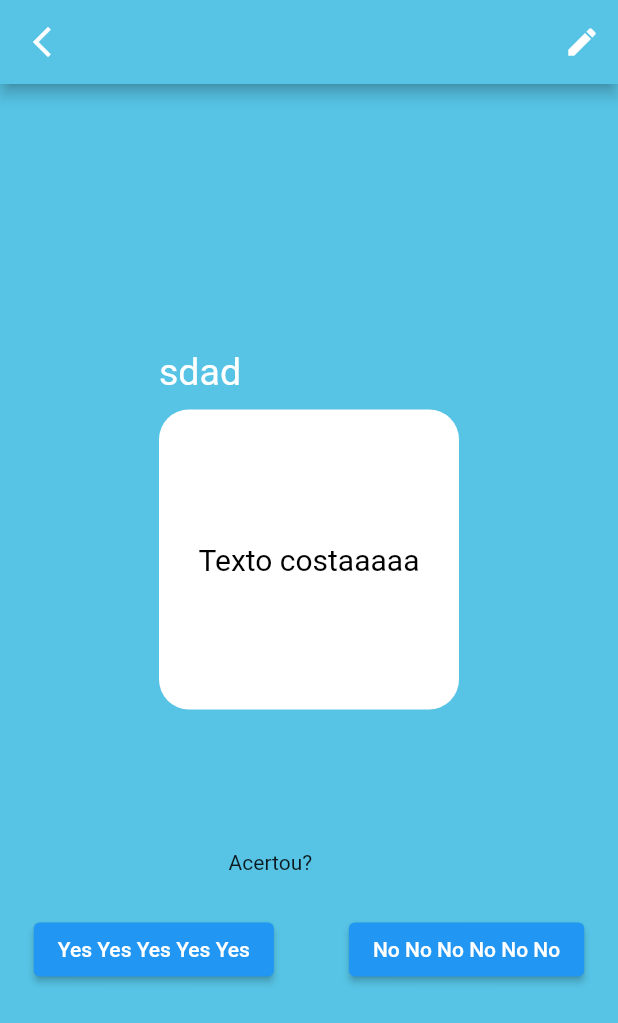
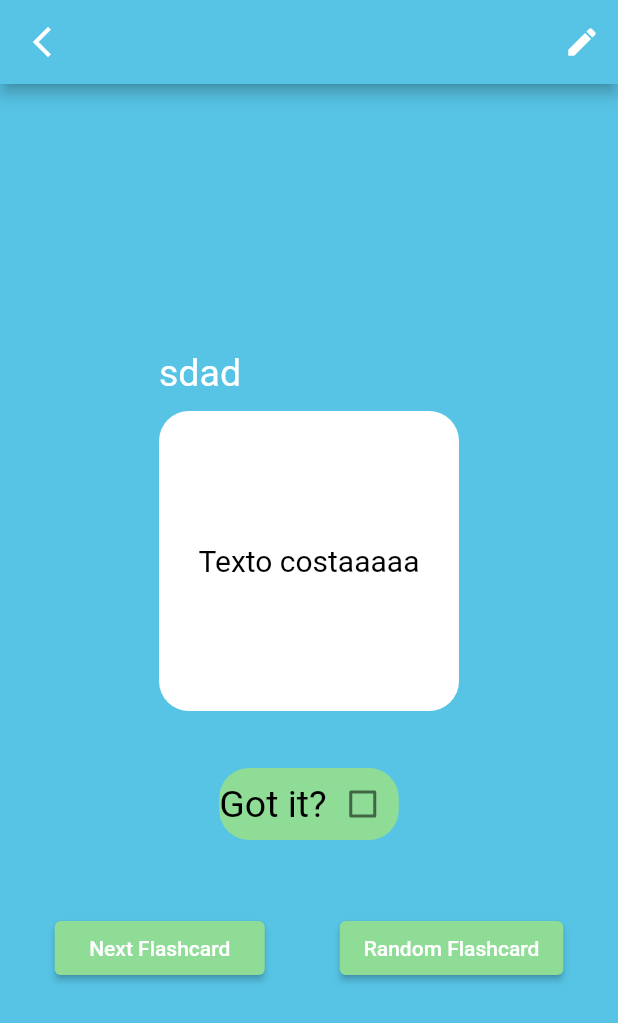
Before and after one commit to MarceloMaues/flashcard_app, a Flutter app: the GameView screen opened by its route, after a tap on "Texto aaaaaa", on a phone screen of 412 x 824 dp. Shown: the top 1023 px of the screen. Run offline on Flutter 3.47's test engine with Material 2 defaults, Android fonts, the phone set to English and light mode, and no system bars; drawn by our look-alikes of flip_card; our stand-ins replace awesome_dialog, get, mobx; missing offline and left inert: dart:html.

```diff
--- a/lib/App.dart
+++ b/lib/App.dart
@@ -7,6 +7,7 @@ import 'package:provider/provider.dart';
 import 'Controller.dart';
 import 'FrontEnd/CreateDeckView/CreateDeckView.dart';
 import 'package:flashcard_app/FrontEnd/FlashCardFront/FlashCardFront.dart';
+import 'FrontEnd/FlashCardFront/Points.dart';
 
 void main() {
   runApp(
@@ -28,6 +29,7 @@ class MyApp extends StatelessWidget {
         '/CreateDeckView':(context) => CreateDeckView(),
         '/GameView':(context) => GameView(),
         '/EditDeckView':(context) => DeckEdit(),
+        '/PointsView':(context) => Points(),
       },
     );
   }
--- a/lib/FrontEnd/FlashCardFront/Botaos.dart
+++ b/lib/FrontEnd/FlashCardFront/Botaos.dart
@@ -4,6 +4,8 @@ import 'package:provider/provider.dart';
 
 import '../../Controller.dart';
 import 'FlashCardFront.dart';
+
+int counterIsCorrect = 0;
 
 class Botaos extends StatelessWidget {
   bool value;
@@ -14,49 +16,42 @@ class Botaos extends StatelessWidget {
   @override
   Widget build(BuildContext screen) {
     return Container(
+      //padding: EdgeInsets.all(50.0),
         child: Column(
       crossAxisAlignment: CrossAxisAlignment.center,
       mainAxisAlignment: MainAxisAlignment.center,
       children: [
-        Row(
-            crossAxisAlignment: CrossAxisAlignment.center,
-            mainAxisAlignment: MainAxisAlignment.center,
-            children: [
-              Text("Acertou? "),
-              Opacity(
-                opacity: opacity,
-                child: Checkbox(
+        Container(
+          decoration: BoxDecoration(
+            color: Color(0xff8FDC97),
+            borderRadius: BorderRadius.all(Radius.circular(20)),
+          ),
+          child: Row(
+              crossAxisAlignment: CrossAxisAlignment.center,
+              mainAxisAlignment: MainAxisAlignment.center,
+              children: [
+                Text(
+                    'Got it?',
+                    style: TextStyle(
+                      fontSize: 25.0,
+                      color: Colors.black,
+                    ),
+                  ),
+
+                Checkbox(
                     value: value,
-                    activeColor: Color(0xff8FDC97),
+                    activeColor:  Color.fromRGBO(87, 196, 229, 1),
                     onChanged: (value) {
                       _myBoolean = value!;
-                      print(opacity);
+                      counterIsCorrect++;
+                      print(counterIsCorrect);
                       Provider.of<Controller>(screen, listen: false)
                           .setAcertou(_myBoolean);
                     }),
-              ),
-            ]),
+              ]),
+        ),
         SizedBox(
           height: 10,
-        ),
-        Row(
-          crossAxisAlignment: CrossAxisAlignment.center,
-          mainAxisAlignment: MainAxisAlignment.center,
-          children: <Widget>[
-            Container(
-              child: ElevatedButton(
-                child: Text("Yes Yes Yes Yes Yes"),
-                onPressed: () {},
-              ),
-            ),
-            SizedBox(width: 50),
-            Container(
-              child: ElevatedButton(
-                child: Text("No No No No No No"),
-                onPressed: () {},
-              ),
-            ),
-          ],
         ),
       ],
     ));
--- a/lib/FrontEnd/FlashCardFront/FlashCardFront.dart
+++ b/lib/FrontEnd/FlashCardFront/FlashCardFront.dart
@@ -36,7 +36,6 @@ class GameView extends StatelessWidget {
 
 int counterIsCorrect = 0;
 int counterIsWrong = 0;
-double opacity = 0.0;
 
 class FlashcardFront extends StatelessWidget {
   @override
@@ -73,9 +72,6 @@ class FlashcardFront extends StatelessWidget {
             direction: FlipDirection.HORIZONTAL,
             onFlipDone: (status) {
               print(status);
-              if (status == false){
-                opacity = 1;
-              }
             },
             front: Column(
               children: <Widget>[
@@ -97,7 +93,7 @@ class FlashcardFront extends StatelessWidget {
                 ),
                 Row(
                   children: <Widget>[
-                    SizedBox(height: 78),
+                    SizedBox(height: 118),
                   ],
                 ),
               ],
@@ -122,7 +118,18 @@ class FlashcardFront extends StatelessWidget {
                 ),
                 Row(
                   children: <Widget>[
-                    SizedBox(height: 78),
+                    SizedBox(height: 38),
+                  ],
+                ),
+                Row(
+                  mainAxisAlignment: MainAxisAlignment.center,
+                  children: [
+                    CheckboxShower(),
+                  ],
+                ),
+                Row(
+                  children: <Widget>[
+                    SizedBox(height: 38),
                   ],
                 ),
               ],
@@ -132,14 +139,15 @@ class FlashcardFront extends StatelessWidget {
           children: [
             Buttons(),
           ],
-        )
+        ),
       ],
     );
   }
 }
-class Buttons extends StatelessWidget {
+
+class CheckboxShower extends StatelessWidget {
   @override
-  Widget build(BuildContext button) {
+  Widget build(BuildContext checkbox) {
     return Consumer<Controller>(builder: (context, controller, child) {
       return Botaos(
         context: context,
@@ -148,3 +156,42 @@ class Buttons extends StatelessWidget {
     });
   }
 }
+
+class Buttons extends StatelessWidget {
+  @override
+  Widget build(BuildContext button) {
+    return Row(
+      crossAxisAlignment: CrossAxisAlignment.center,
+      mainAxisAlignment: MainAxisAlignment.center,
+      children: <Widget>[
+        Container(
+          decoration: BoxDecoration(
+            borderRadius: BorderRadius.all(Radius.circular(20)),
+          ),
+          child: ElevatedButton(
+            style: ElevatedButton.styleFrom(
+              primary: Color(0xff8FDC97),
+            ),
+            child: Text("  Next Flashcard  "),
+            onPressed: () {},
+          ),
+        ),
+        SizedBox(width: 50),
+        Container(
+          decoration: BoxDecoration(
+            borderRadius: BorderRadius.all(Radius.circular(20)),
+          ),
+          child: ElevatedButton(
+            style: ElevatedButton.styleFrom(
+              primary: Color(0xff8FDC97),
+            ),
+            child: Text("Random Flashcard"),
+            onPressed: () {
+              Navigator.of(button).pushNamed('/PointsView');
+            },
+          ),
+        ),
+      ],
+    );
+  }
+}
```
Also changed, not shown: lib/FrontEnd/FlashCardFront/Points.dart (added, +83 -0 lines).
